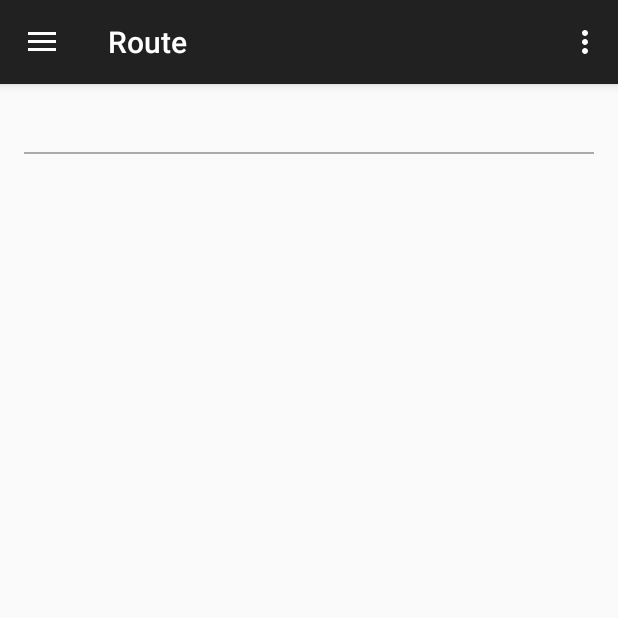
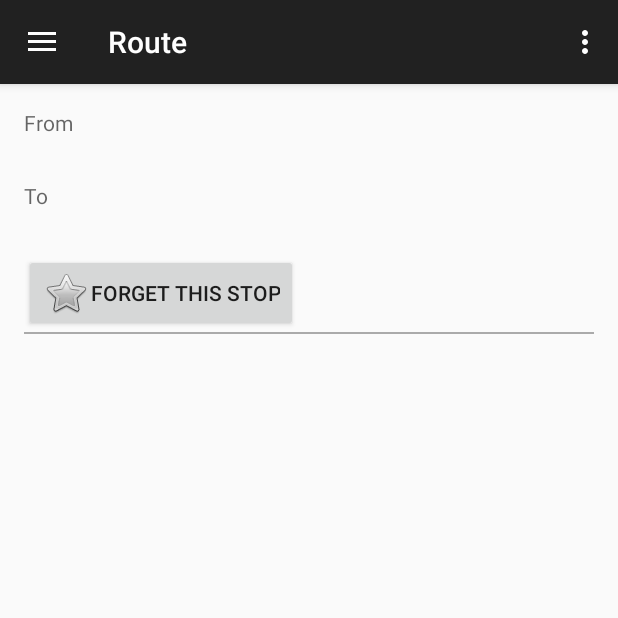
Before and after one commit to eduardgamiao/Transit808, an Android app: the TripDirections screen opened directly, with no data from a screen before it, on a phone screen of 412 x 824 dp, the top half of it. Run offline under Robolectric (Android 15) with nearby library versions, the phone set to English and light mode, and no system bars; 6 statements that could not run were skipped.

Commit message:
Trip Saving Implemented
Can save a trip and access it from main screen.

```diff
--- a/app/src/main/java/ics466uhm/transit808/StopDetails.java
+++ b/app/src/main/java/ics466uhm/transit808/StopDetails.java
@@ -303,7 +303,6 @@ public class StopDetails extends ActionBarActivity {
             Button newButton = (Button) findViewById(R.id.addStop);
             newButton.setVisibility(View.GONE);
         }
-
     }
 
     /**
--- a/app/src/main/java/ics466uhm/transit808/TripDirections.java
+++ b/app/src/main/java/ics466uhm/transit808/TripDirections.java
@@ -14,6 +14,7 @@ import android.view.MenuItem;
 import android.view.View;
 import android.widget.AdapterView;
 import android.widget.ArrayAdapter;
+import android.widget.Button;
 import android.widget.EditText;
 import android.widget.ListView;
 import android.widget.TextView;
@@ -60,8 +61,11 @@ public class TripDirections extends ActionBarActivity {
         Bundle bundle = intent.getExtras();
         trip = bundle.getParcelable("trip");
         createTrip(trip);
-        TextView title = (TextView) findViewById(R.id.route_title);
-        title.setText("From: " + trip.getOrigin() + "\nEnd: " + trip.getDestination());
+        TextView origin = (TextView) findViewById(R.id.origin);
+        TextView destination = (TextView) findViewById(R.id.destination);
+        origin.setText(trip.getOrigin());
+        destination.setText(trip.getDestination());
+        changeButtonState();
 
         // Navigation drawer.
         mDrawerList = (ListView) findViewById(R.id.navList);
@@ -258,6 +262,34 @@ public class TripDirections extends ActionBarActivity {
         return url;
     }
 
+    public void saveTrip(View view) {
+        DatabaseHandler db = new DatabaseHandler(this);
+        db.addTrip(trip);
+        changeButtonState();
+    }
+
+    public void removeTrip(View view) {
+        DatabaseHandler db = new DatabaseHandler(this);
+        db.deleteTrip(trip.getOrigin() + "|" + trip.getDestination());
+        changeButtonState();
+    }
+
+    private void changeButtonState() {
+        DatabaseHandler db = new DatabaseHandler(this);
+        if (db.getTrip(trip.getOrigin(), trip.getDestination()) == null) {
+            Button oldButton = (Button) findViewById(R.id.removeTrip);
+            oldButton.setVisibility(View.GONE);
+            Button newButton = (Button) findViewById(R.id.addTrip);
+            newButton.setVisibility(View.VISIBLE);
+        }
+        else {
+            Button oldButton = (Button) findViewById(R.id.removeTrip);
+            oldButton.setVisibility(View.VISIBLE);
+            Button newButton = (Button) findViewById(R.id.addTrip);
+            newButton.setVisibility(View.GONE);
+        }
+    }
+
     public static class DirectionsResult {
         @Key("routes")
         public List<Route> routes;
--- a/app/src/main/res/layout/activity_main.xml
+++ b/app/src/main/res/layout/activity_main.xml
@@ -61,7 +61,8 @@
         android:textAppearance="?android:attr/textAppearanceSmall"
         android:textColor="@color/abc_primary_text_material_light"
         android:paddingTop="25dp"
-        android:text="@string/no_stops"
+        android:id="@+id/saved_trips_empty"
+        android:text="@string/no_trips"
         />
 
     <ListView
--- a/app/src/main/res/layout/activity_route.xml
+++ b/app/src/main/res/layout/activity_route.xml
@@ -6,7 +6,7 @@
     android:layout_width="match_parent">
 
 
-<LinearLayout xmlns:android="http://schemas.android.com/apk/res/android"
+<GridLayout xmlns:android="http://schemas.android.com/apk/res/android"
     xmlns:tools="http://schemas.android.com/tools" android:layout_width="match_parent"
     android:layout_height="match_parent" android:paddingLeft="@dimen/activity_horizontal_margin"
     android:paddingRight="@dimen/activity_horizontal_margin"
@@ -16,10 +16,48 @@
     tools:context="ics466uhm.transit808.TripDirections">
 
     <TextView
-        android:id="@+id/route_title"
+        android:id="@+id/from_label"
+        android:layout_gravity="fill_horizontal"
+        android:text="@string/from"
+        android:textColor="?android:textColorSecondary"/>
+
+    <TextView
+        android:id="@+id/origin"
         android:layout_width="wrap_content"
         android:layout_height="wrap_content"
         android:textAppearance="?android:attr/textAppearanceLarge"/>
+
+    <TextView
+        android:id="@+id/to_label"
+        android:layout_gravity="fill_horizontal"
+        android:text="@string/to"
+        android:textColor="?android:textColorSecondary"/>
+
+    <TextView
+        android:id="@+id/destination"
+        android:layout_width="wrap_content"
+        android:layout_height="wrap_content"
+        android:textAppearance="?android:attr/textAppearanceLarge"/>
+
+    <Button
+        android:layout_width="wrap_content"
+        android:layout_height="wrap_content"
+        android:id="@+id/addTrip"
+        android:drawableLeft="@android:drawable/btn_star_big_on"
+        android:text="@string/stop_add_button"
+        android:visibility="visible"
+        android:onClick="saveTrip"
+        />
+
+    <Button
+        android:layout_width="wrap_content"
+        android:layout_height="wrap_content"
+        android:id="@+id/removeTrip"
+        android:drawableLeft="@android:drawable/btn_star_big_off"
+        android:text="@string/stop_remove_button"
+        android:visibility="gone"
+        android:onClick="removeTrip"
+        />
 
     <View
         android:layout_width="fill_parent"
@@ -31,7 +69,7 @@
         android:layout_width="wrap_content"
         android:layout_height="wrap_content"/>
 
-</LinearLayout>
+</GridLayout>
 
     <!-- Navigation Drawer UI -->
 <ListView
--- a/app/src/main/res/values/strings.xml
+++ b/app/src/main/res/values/strings.xml
@@ -38,9 +38,10 @@
     <string name="clear_fields">Clear Fields</string>
     <string name="favorite_stops_label">Saved Stops</string>
     <string name="saved_trips">Saved Trips</string>
-    <string name="no_stops">No stops have been saved.</string>
+    <string name="no_stops">No stops saved.</string>
     <string name="right_arrow">→</string>
     <string name="arrival_text">Arriving Time: </string>
     <string name="stop_add_button">Remember This Stop</string>
     <string name="stop_remove_button">Forget This Stop</string>
+    <string name="no_trips">No trips saved.</string>
 </resources>
```
Also changed, not shown: app/src/main/java/ics466uhm/transit808/DatabaseHandler.java (+81 -3 lines), app/src/main/java/ics466uhm/transit808/MainActivity.java (+29 -0 lines), app/src/main/java/ics466uhm/transit808/TripAdapter.java (added, +40 -0 lines), app/src/main/res/layout/trips.xml (added, +40 -0 lines).
